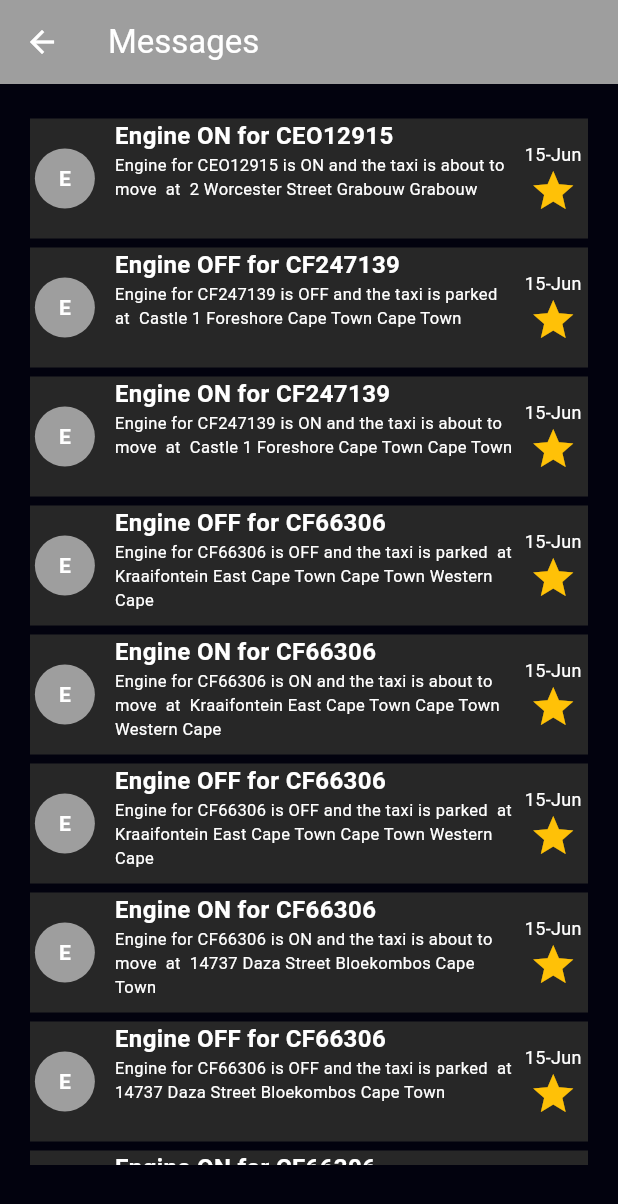
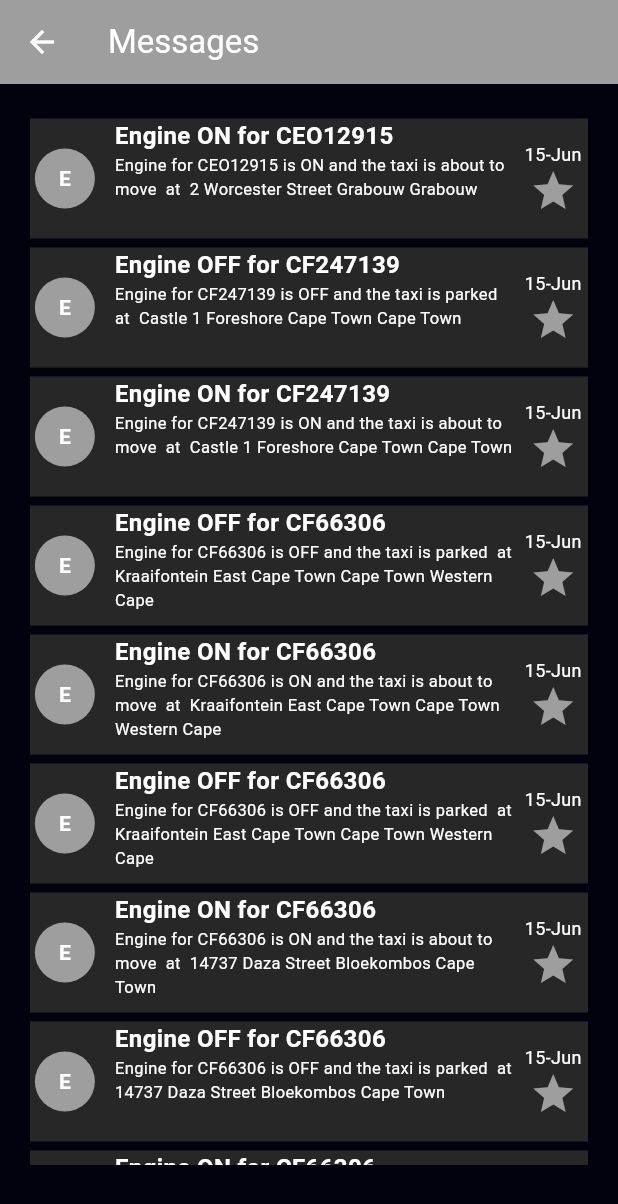
Before and after one commit to Xolani2015/GoogleMapsMobileApp, a Flutter app: the screen it shows after launch, after a tap on "Messages", on a phone screen of 412 x 824 dp. Shown: the top 1204 px of the screen. Run offline on Flutter 3.47's test engine with Material 2 defaults, Android fonts, the phone set to English and light mode, and no system bars; our stand-ins replace avatar_glow, geolocator, google_maps_flutter, intl_phone_field.

```diff
--- a/lib/app/pages/messages_page/messages_page.dart
+++ b/lib/app/pages/messages_page/messages_page.dart
@@ -1,5 +1,6 @@
 // ignore_for_file: use_build_context_synchronously
 import 'dart:convert';
+import 'dart:math';
 
 import 'package:Quickloc8app_attack_mobile_app/app/models/message_model.dart';
 import 'package:Quickloc8app_attack_mobile_app/app/pages/map_page/map_page.dart';
@@ -36,8 +37,10 @@ class _MessagePageState extends State<MessagePage> {
   Future<List<Widget>> returnMessageItems() async {
     _messagelist = await readMessageJSON();
     List<Widget> messageList = [];
-
+    int startNum = 0;
     for (var message in _messagelist) {
+      Random random = new Random();
+      startNum = random.nextInt(2);
       messageList.add(Row(
         children: [
           Expanded(
@@ -106,7 +109,7 @@ class _MessagePageState extends State<MessagePage> {
                           Icon(
                             Icons.star,
                             size: 32,
-                            color: Colors.amber,
+                            color: startNum == 1 ? Colors.amber : Colors.grey,
                           )
                         ],
                       )),
```
Also changed, not shown: lib/app/pages/map_page/map_page.dart (+7 -3 lines).
